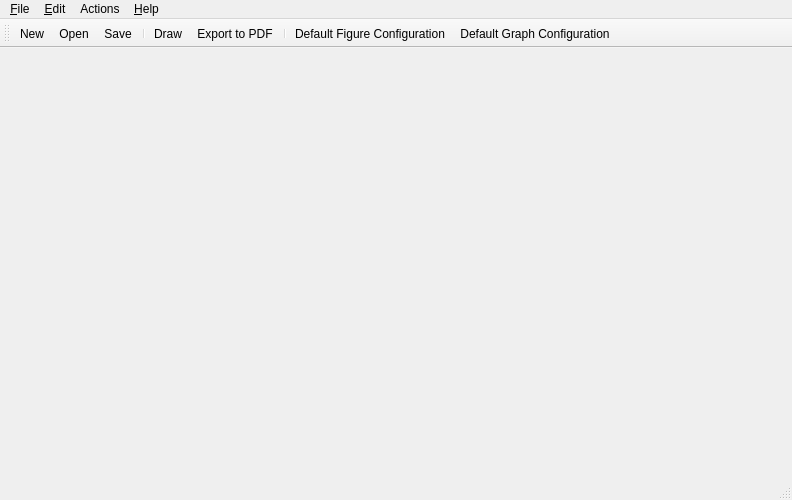
Above: FigureItNow7/MainWindow.ui from yuylong/FigureItNow before the change. Below: the same form after it.
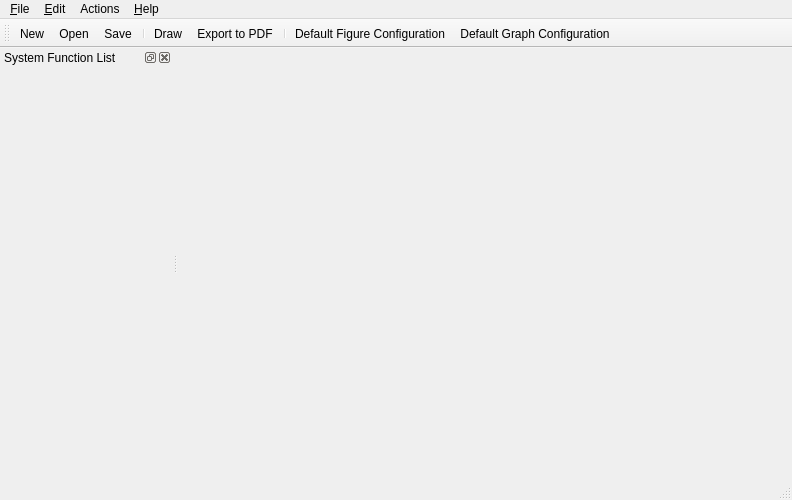
That is the form after the change. Icons and pictures are not drawn. Custom widgets are drawn as their Qt base class.

Commit message: Add dock widget of system function description.

Patch:
```diff
--- a/FigureItNow7/MainWindow.ui
+++ b/FigureItNow7/MainWindow.ui
@@ -142,6 +142,24 @@
    <addaction name="actDefGraphConfig"/>
   </widget>
   <widget class="QStatusBar" name="statusBar"/>
+  <widget class="QDockWidget" name="dckSysFuncList">
+   <property name="minimumSize">
+    <size>
+     <width>172</width>
+     <height>38</height>
+    </size>
+   </property>
+   <property name="allowedAreas">
+    <set>Qt::LeftDockWidgetArea|Qt::RightDockWidgetArea</set>
+   </property>
+   <property name="windowTitle">
+    <string>System Function List</string>
+   </property>
+   <attribute name="dockWidgetArea">
+    <number>1</number>
+   </attribute>
+   <widget class="finUiSysFuncList" name="dockWidgetContents"/>
+  </widget>
   <action name="actNew">
    <property name="icon">
     <iconset resource="Icons.qrc">
@@ -411,6 +429,14 @@
   </action>
  </widget>
  <layoutdefault spacing="6" margin="11"/>
+ <customwidgets>
+  <customwidget>
+   <class>finUiSysFuncList</class>
+   <extends>QWidget</extends>
+   <header>finUiSysFuncList.h</header>
+   <container>1</container>
+  </customwidget>
+ </customwidgets>
  <resources>
   <include location="Icons.qrc"/>
  </resources>
```
The commit also changes 4 other files.
